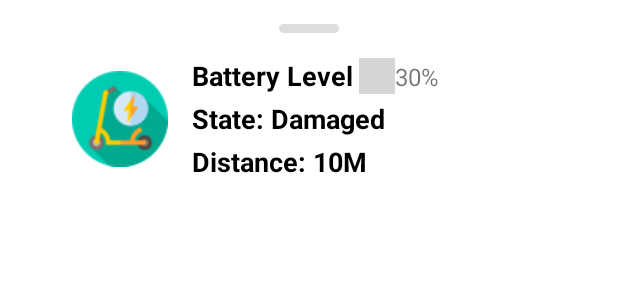
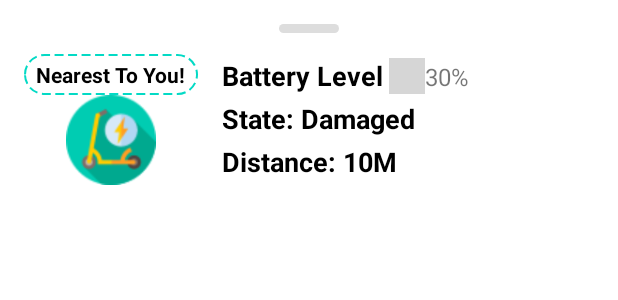
Before and after one commit to babakmhz/NearbyScooters, an Android app: the layout fragment_details.xml on its own in the app's theme, with its tools: preview values and no code run, on a phone screen of 412 x 824 dp. Shown: the top 300 px of the screen. Run offline under Robolectric (Android 15) with nearby library versions, the phone set to English and light mode, and no system bars; plain views replace BatteryMeterView; grey boxes are pictures that could not be loaded.

Commit message:
details fragment ui updated for showing nearest indicator to user

```diff
--- /dev/null
+++ b/app/src/main/res/drawable/shape_outlined_blue_16r.xml
@@ -0,0 +1,12 @@
+<?xml version="1.0" encoding="utf-8"?>
+<selector xmlns:android="http://schemas.android.com/apk/res/android">
+
+    <item>
+        <shape android:shape="rectangle">
+            <stroke android:width="1dp" android:color="?colorAccent" android:dashWidth="6dp" android:dashGap="3dp" />
+            <corners android:radius="16dp" />
+            <padding android:bottom="4dp" android:left="8dp"
+                android:right="8dp" android:top="4dp" />
+        </shape>
+    </item>
+</selector>
--- a/app/src/main/res/layout/fragment_details.xml
+++ b/app/src/main/res/layout/fragment_details.xml
@@ -2,6 +2,8 @@
 <layout>
 
     <data>
+        <import type="android.view.View"/>
+
         <variable
             name="scooter"
             type="com.babakmhz.nearbyscooters.data.domain.model.Scooter" />
@@ -28,16 +30,36 @@
             app:layout_constraintStart_toStartOf="parent"
             app:layout_constraintTop_toTopOf="parent" />
 
-        <ImageView
-            android:id="@+id/img_scooter"
-            android:layout_width="64dp"
-            android:layout_height="64dp"
-            android:layout_marginStart="32dp"
-            android:layout_marginTop="16dp"
-            android:src="@drawable/electric_scooter_64"
+        <LinearLayout
+            android:id="@+id/image_container"
+            android:layout_width="wrap_content"
+            android:layout_height="wrap_content"
+            android:gravity="center"
+            android:orientation="vertical"
+            app:layout_constraintTop_toTopOf="@id/battery_meter"
             app:layout_constraintBottom_toBottomOf="@+id/txt_distance"
-            app:layout_constraintStart_toStartOf="parent"
-            app:layout_constraintTop_toBottomOf="@id/img_header" />
+            app:layout_constraintStart_toStartOf="parent">
+
+            <TextView
+                android:id="@+id/txt_nearest"
+                android:layout_width="wrap_content"
+                android:layout_height="wrap_content"
+                android:text="@string/nearest_to_you"
+                android:background="@drawable/shape_outlined_blue_16r"
+                android:textColor="@color/black"
+                android:textSize="14sp"
+                android:textStyle="bold"
+                android:visibility="@{nearest ? View.GONE : View.VISIBLE}"
+                tools:visibility="visible"
+                app:layout_constraintStart_toStartOf="@+id/img_scooter"
+                app:layout_constraintTop_toBottomOf="@id/img_header" />
+
+            <ImageView
+                android:id="@+id/img_scooter"
+                android:layout_width="60dp"
+                android:layout_height="60dp"
+                android:src="@drawable/electric_scooter_64" />
+        </LinearLayout>
 
         <TextView
             android:id="@+id/txt_battery"
@@ -46,23 +68,19 @@
             android:layout_marginStart="16dp"
             android:layout_marginTop="16dp"
             android:layout_marginBottom="8dp"
+            android:text="@string/battery_level"
             android:textColor="@color/black"
             android:textSize="18sp"
             android:textStyle="bold"
-            app:layout_constraintStart_toEndOf="@+id/img_scooter"
-            android:text="@string/battery_level"
-            tools:text="Battery Level"
+            app:layout_constraintStart_toEndOf="@+id/image_container"
             app:layout_constraintTop_toBottomOf="@id/img_header"
-            />
+            tools:text="Battery Level" />
 
         <eo.view.batterymeter.BatteryMeterView
+            android:id="@+id/battery_meter"
+            batteryPercentage="@{scooter.battery}"
             android:layout_width="24dp"
             android:layout_height="24dp"
-            android:id="@+id/battery_meter"
-            app:layout_constraintStart_toEndOf="@id/txt_battery"
-            batteryPercentage="@{scooter.battery}"
-            app:layout_constraintTop_toTopOf="@+id/txt_battery"
-            app:layout_constraintBottom_toBottomOf="@id/txt_battery"
             android:layout_marginStart="4dp"
             app:batteryMeterChargingColor="#4caf50"
             app:batteryMeterColor="#0277bd"
@@ -71,19 +89,21 @@
             app:batteryMeterIndicatorColor="@android:color/transparent"
             app:batteryMeterIsCharging="false"
             app:batteryMeterTheme="rounded"
-            app:batteryMeterUnknownColor="#e0e0e0" />
+            app:batteryMeterUnknownColor="#e0e0e0"
+            app:layout_constraintBottom_toBottomOf="@id/txt_battery"
+            app:layout_constraintStart_toEndOf="@id/txt_battery"
+            app:layout_constraintTop_toTopOf="@+id/txt_battery" />
 
         <TextView
             android:id="@+id/txt_battery_string"
+            batteryLevelText="@{scooter.battery}"
             android:layout_width="0dp"
             android:layout_height="wrap_content"
             android:textSize="16sp"
-            batteryLevelText="@{scooter.battery}"
+            app:layout_constraintBottom_toBottomOf="@id/battery_meter"
             app:layout_constraintStart_toEndOf="@+id/battery_meter"
-            tools:text="30%"
             app:layout_constraintTop_toTopOf="@id/battery_meter"
-            app:layout_constraintBottom_toBottomOf="@id/battery_meter"
-            />
+            tools:text="30%" />
 
         <TextView
             android:id="@+id/txt_state"
@@ -91,18 +111,19 @@
             android:layout_height="wrap_content"
             android:layout_marginStart="16dp"
             android:layout_marginTop="4dp"
+            android:text="@{String.format(@string/state_s, scooter.state)}"
             android:textColor="@color/black"
             android:textSize="18sp"
             android:textStyle="bold"
-            app:layout_constraintStart_toEndOf="@id/img_scooter"
             app:layout_constraintEnd_toEndOf="parent"
-            android:text= "@{String.format(@string/state_s, scooter.state)}"
+            app:layout_constraintStart_toEndOf="@id/image_container"
             app:layout_constraintTop_toBottomOf="@id/txt_battery"
             tools:text="State: Damaged" />
 
 
         <TextView
             android:id="@+id/txt_distance"
+            bindDistance="@{scooter.distanceToUserLocation}"
             android:layout_width="0dp"
             android:layout_height="wrap_content"
             android:layout_marginStart="16dp"
@@ -110,10 +131,9 @@
             android:textColor="@color/black"
             android:textSize="18sp"
             android:textStyle="bold"
-            app:layout_constraintStart_toEndOf="@id/img_scooter"
             app:layout_constraintEnd_toEndOf="parent"
+            app:layout_constraintStart_toEndOf="@id/image_container"
             app:layout_constraintTop_toBottomOf="@id/txt_state"
-            bindDistance="@{scooter.distanceToUserLocation}"
             tools:text="Distance: 10M" />
 
     </androidx.constraintlayout.widget.ConstraintLayout>
--- a/app/src/main/res/values/strings.xml
+++ b/app/src/main/res/values/strings.xml
@@ -6,5 +6,6 @@
     <string name="state_s">State: %s</string>
     <string name="distance_s">Distance: %s</string>
     <string name="battery_level">Battery Level</string>
+    <string name="nearest_to_you">Nearest To You!</string>
 
 </resources>
```
